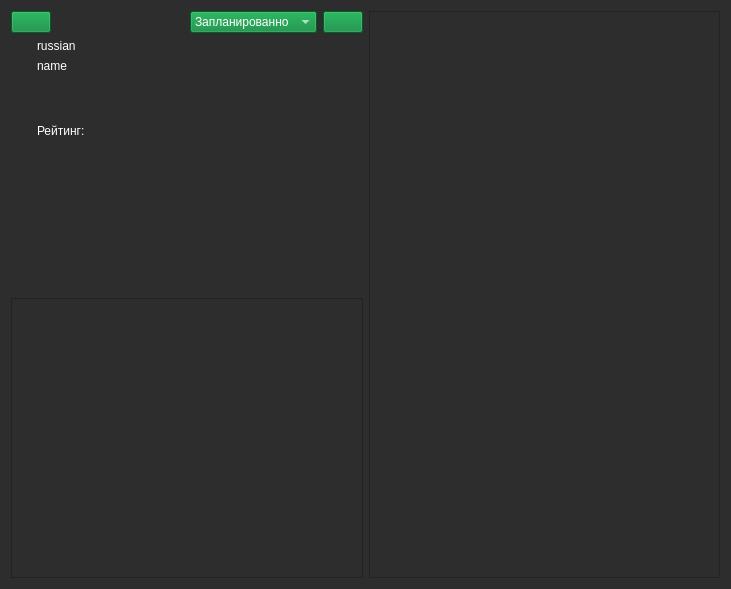
Before: the Qt Designer form desu_info.ui in brandonzorn/Nlight, drawn with Qt 5.
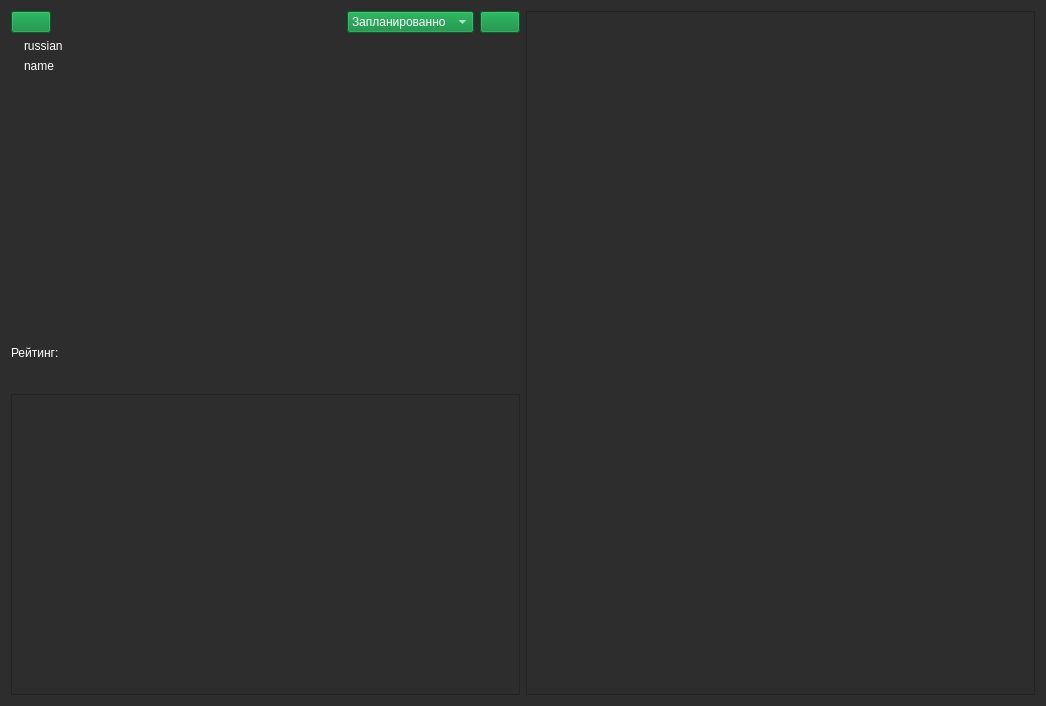
After: the same form once the commit is applied. Icons and pictures are not drawn.

Commit message:
Updated Manga Info form
# Conflicts:
#	desu_info.py
#	desu_info.ui

Patch:
```diff
--- a/desu_info.ui
+++ b/desu_info.ui
@@ -6,8 +6,8 @@
    <rect>
     <x>0</x>
     <y>0</y>
-    <width>731</width>
-    <height>589</height>
+    <width>1046</width>
+    <height>706</height>
    </rect>
   </property>
   <property name="windowTitle">
@@ -17,10 +17,8 @@
    <string notr="true">color: rgb(255, 255, 255);
 background-color: rgb(45, 45, 45);</string>
   </property>
-  <layout class="QGridLayout" name="gridLayout_3">
-   <item row="0" column="0">
-    <layout class="QGridLayout" name="gridLayout">
-     <item row="0" column="0">
+  <layout class="QHBoxLayout" name="horizontalLayout_5">
+   <item>
       <layout class="QVBoxLayout" name="verticalLayout_2">
        <item>
         <layout class="QHBoxLayout" name="horizontalLayout">
@@ -110,8 +108,10 @@
         </layout>
        </item>
        <item>
-        <layout class="QGridLayout" name="gridLayout_2">
-         <item row="0" column="0">
+      <layout class="QVBoxLayout" name="verticalLayout">
+       <item>
+        <layout class="QHBoxLayout" name="horizontalLayout_3">
+         <item>
           <widget class="QLabel" name="image">
            <property name="sizePolicy">
             <sizepolicy hsizetype="Preferred" vsizetype="MinimumExpanding">
@@ -124,8 +124,8 @@
            </property>
           </widget>
          </item>
-         <item row="0" column="1">
-          <layout class="QVBoxLayout" name="verticalLayout">
+         <item>
+          <layout class="QVBoxLayout" name="verticalLayout_4">
            <item>
             <widget class="QLabel" name="russian">
              <property name="text">
@@ -153,6 +153,27 @@
              </property>
             </spacer>
            </item>
+          </layout>
+         </item>
+         <item>
+          <spacer name="horizontalSpacer_3">
+           <property name="orientation">
+            <enum>Qt::Horizontal</enum>
+           </property>
+           <property name="sizeHint" stdset="0">
+            <size>
+             <width>40</width>
+             <height>20</height>
+            </size>
+           </property>
+          </spacer>
+         </item>
+        </layout>
+       </item>
+       <item>
+        <layout class="QHBoxLayout" name="horizontalLayout_4">
+         <item>
+          <layout class="QVBoxLayout" name="verticalLayout_3">
            <item>
             <widget class="QLabel" name="rate">
              <property name="text">
@@ -246,6 +267,10 @@
                </property>
               </widget>
              </item>
+            </layout>
+           </item>
+          </layout>
+         </item>
              <item>
               <spacer name="horizontalSpacer_2">
                <property name="orientation">
@@ -261,42 +286,7 @@
              </item>
             </layout>
            </item>
-          </layout>
-         </item>
-         <item row="0" column="2">
-          <spacer name="horizontalSpacer_3">
-           <property name="orientation">
-            <enum>Qt::Horizontal</enum>
-           </property>
-           <property name="sizeHint" stdset="0">
-            <size>
-             <width>40</width>
-             <height>20</height>
-            </size>
-           </property>
-          </spacer>
-         </item>
-         <item row="1" column="0">
-          <spacer name="verticalSpacer_2">
-           <property name="orientation">
-            <enum>Qt::Vertical</enum>
-           </property>
-           <property name="sizeHint" stdset="0">
-            <size>
-             <width>20</width>
-             <height>40</height>
-            </size>
-           </property>
-          </spacer>
-         </item>
-        </layout>
-       </item>
-      </layout>
-     </item>
-     <item row="0" column="1" rowspan="2">
-      <widget class="QListWidget" name="chapters"/>
-     </item>
-     <item row="1" column="0">
+       <item>
       <widget class="QTextEdit" name="description">
        <property name="enabled">
         <bool>false</bool>
@@ -304,6 +294,11 @@
       </widget>
      </item>
     </layout>
+     </item>
+    </layout>
+   </item>
+   <item>
+    <widget class="QListWidget" name="chapters"/>
    </item>
   </layout>
  </widget>
```
Left out of the diff: 3 changed lines with no effect on the pictures. Lines whose indentation alone changed are shown as unchanged. The commit also changes 1 other file.
